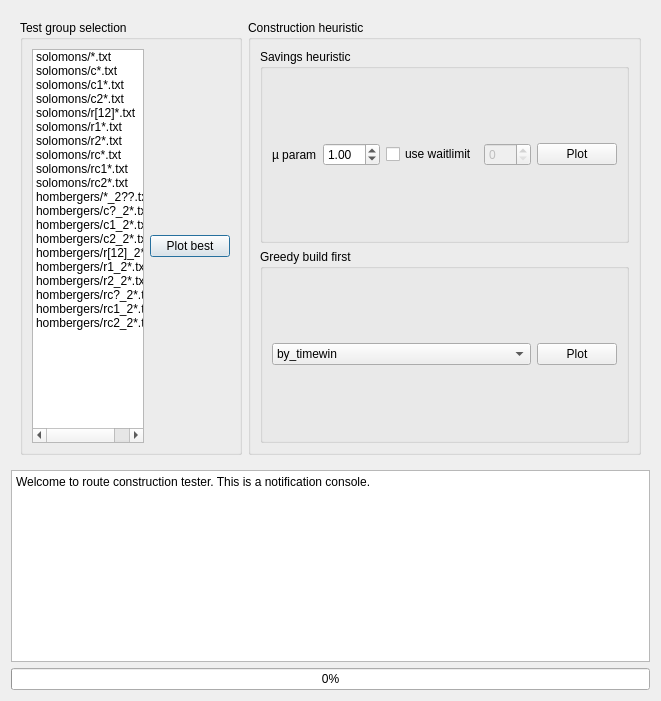
Before: the Qt Designer form helper.ui in rubenlangius/pygrout, drawn with Qt 5.
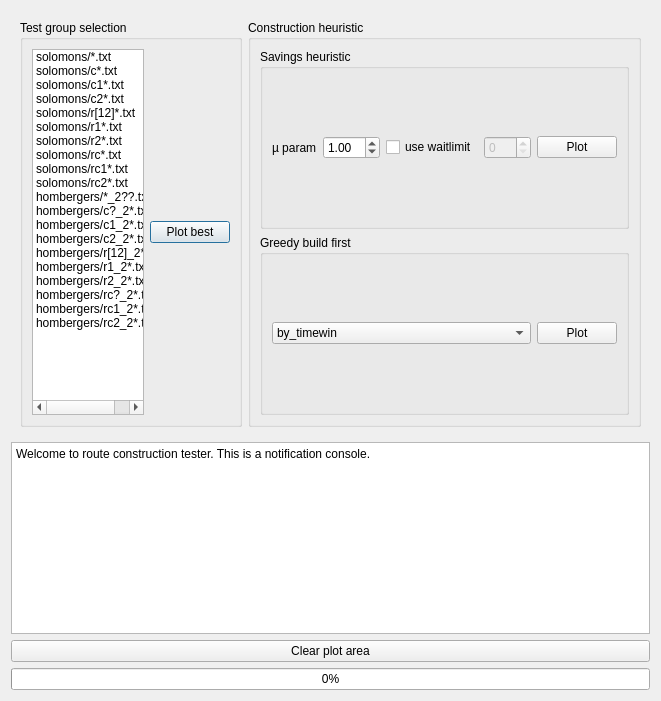
After: the same form once the commit is applied.

Commit message: completed helper.py objectification. adding operations is now.. possible

```diff
--- a/helper.ui
+++ b/helper.ui
@@ -277,6 +277,13 @@
      </property>
     </widget>
    </item>
+   <item>
+    <widget class="QPushButton" name="clearPlot">
+     <property name="text">
+      <string>Clear plot area</string>
+     </property>
+    </widget>
+   </item>
    <item>
     <widget class="QProgressBar" name="progressBar">
      <property name="maximum">
```
The commit also changes 1 other file.
